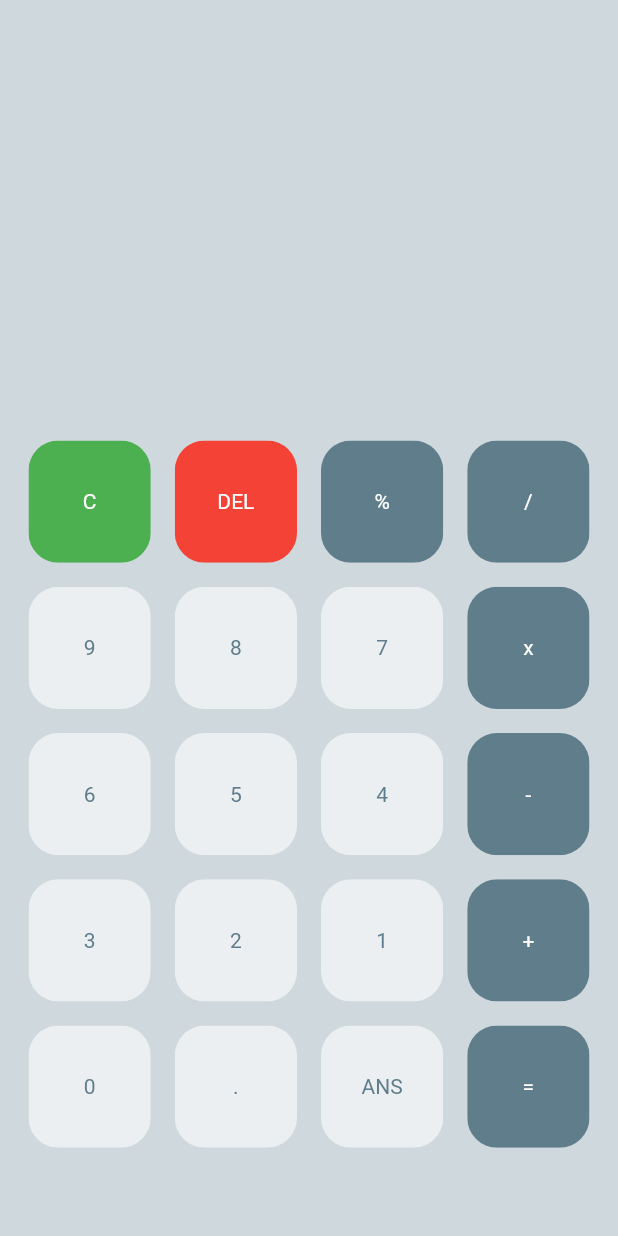
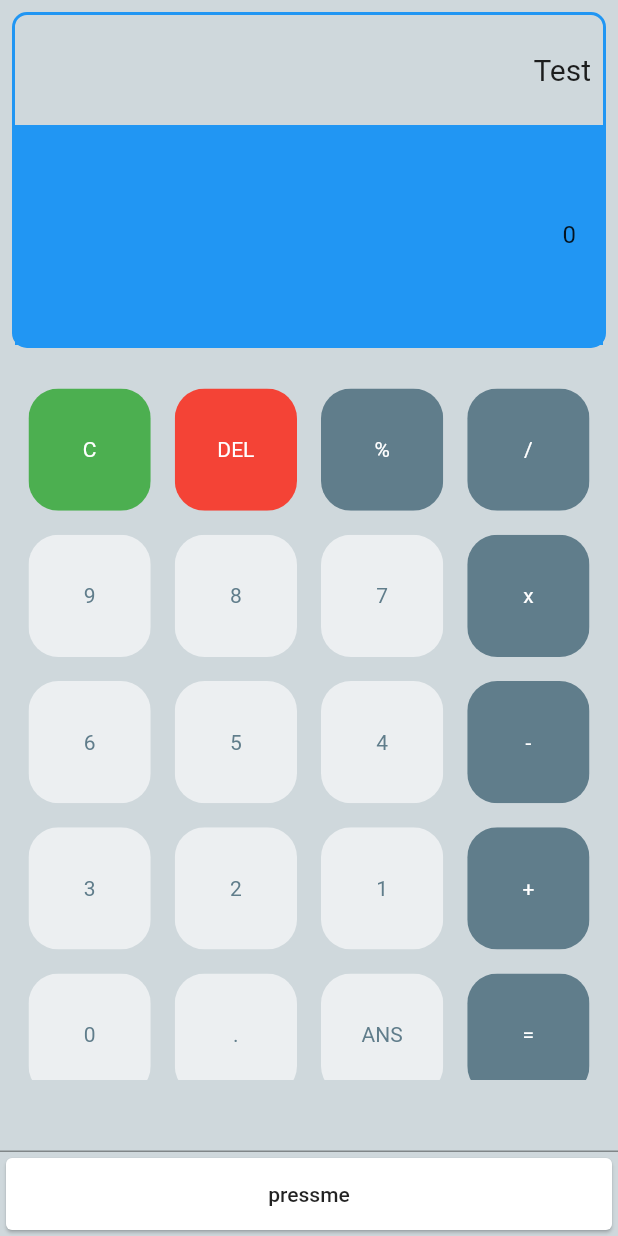
Before and after one commit to Code-Dev-Challenge/Calculator, a Flutter app: the screen it shows after launch, on a phone screen of 412 x 824 dp. Run offline on Flutter 3.47's test engine with Material 2 defaults, Android fonts, the phone set to English and light mode, and no system bars; missing offline and left inert: dart:ffi.

Commit message:
Update main.dart

```diff
--- a/lib/buttons.dart
+++ b/lib/buttons.dart
@@ -1,9 +1,13 @@
 import 'package:flutter/material.dart';
+
+
 
 class MyButtons extends StatelessWidget {
   final color;
   final textColor;
   final String buttonText;
+
+  final controller =  TextEditingController();
 
   MyButtons({this.color, this.textColor, this.buttonText});
 
@@ -11,6 +15,12 @@ class MyButtons extends StatelessWidget {
   Widget build(BuildContext context) {
     return Padding(
       padding: const EdgeInsets.all(8.0),
+      child: GestureDetector(
+        onTap: (){
+          print(buttonText);
+          controller.text = '1';
+
+        },
         child: ClipRRect(
           borderRadius: BorderRadius.circular(20),
           child: Container(
@@ -23,6 +33,7 @@ class MyButtons extends StatelessWidget {
             ),
           ),
         ),
+      ),
     );
   }
 }
--- a/lib/main.dart
+++ b/lib/main.dart
@@ -4,6 +4,10 @@ import 'package:calculator/buttons.dart';
 import 'package:flutter/material.dart';
 
 void main() => runApp(MyApp());
+
+MyButtons button = new MyButtons();
+
+final controllers = TextEditingController();
 
 class MyApp extends StatelessWidget {
   @override
@@ -36,8 +40,11 @@ class _MyHomePageState extends State<MyHomePage> {
     });
   }
 
-
-
+  @override
+  void initState() {
+    button.controller.text = '0';
+    super.initState();
+  }
 
   final List<String> buttons = [
     'C',
@@ -62,19 +69,76 @@ class _MyHomePageState extends State<MyHomePage> {
     '=',
   ];
 
-
-
   @override
   Widget build(BuildContext context) {
 
-
-
     return Scaffold(
       backgroundColor: Colors.blueGrey.shade100,
-      body: Column(
+      body: SafeArea(
+        child: Column(
           children: <Widget>[
             Expanded(
-            child: Container(),
+              child: Padding(
+                padding: const EdgeInsets.all(8.0),
+                child: Container(
+                 decoration: BoxDecoration(
+                    border: new Border.all(color: Colors.blue, width: 2.0),
+                    borderRadius: BorderRadius.vertical(
+                        bottom: new Radius.circular(10.0),
+                        top: new Radius.circular(10.0)),
+                    //border: Border.all(width: 3,color: Colors.green,style: BorderStyle.solid)
+                  ),
+                  child: Column(
+                    children: <Widget>[
+                      Expanded(
+                        flex: 1,
+                        child: ListView(
+                          reverse: true,
+                          scrollDirection: Axis.horizontal,
+                          children: <Widget>[
+                            Padding(
+                              padding: const EdgeInsets.all(8.0),
+                              child: Container(
+                                //color: Colors.red,
+                                child: Center(
+                                  child: Text(
+                                    'Test',
+                                    style: TextStyle(fontSize: 20),
+                                  ),
+                                ),
+                              ),
+                            ),
+                          ],
+                        ),
+                      ),
+                      Expanded(
+                        flex: 2,
+                         child: Container(
+                           color: Colors.blue,
+                           child: Center(
+                             child: TextField(
+                               decoration: new InputDecoration(
+                                  border: InputBorder.none,
+                                  focusedBorder: InputBorder.none,
+                                  enabledBorder: InputBorder.none,
+                                  errorBorder: InputBorder.none,
+                                  disabledBorder: InputBorder.none,
+                                  contentPadding:
+                                      EdgeInsets.only(left: 15, bottom: 11, top: 11, right: 15),
+
+                                ),
+                               textDirection: TextDirection.rtl,
+                               readOnly: true,
+                               controller: button.controller,
+
+                             ),
+                           ),
+                         ),
+                      )
+                    ],
+                  ),
+                ),
+              ),
             ),
             Expanded(
               flex: 2,
@@ -111,7 +175,26 @@ class _MyHomePageState extends State<MyHomePage> {
                 ),
               ),
             ),
+
+            TextField(
+              controller: controllers,
+            ),
+            Card(
+              child: FlatButton(
+                onPressed: (){
+                  setState(() {
+                    controllers.text = '${controllers.text} 1';
+                  });
+                },
+                child: Container(
+                  child: Center(
+                    child: Text('pressme'),
+                  ),
+                ),
+              ),
+            )
           ],
+        ),
       ),
     );
 
```
Lines whose indentation alone changed are shown as unchanged.
